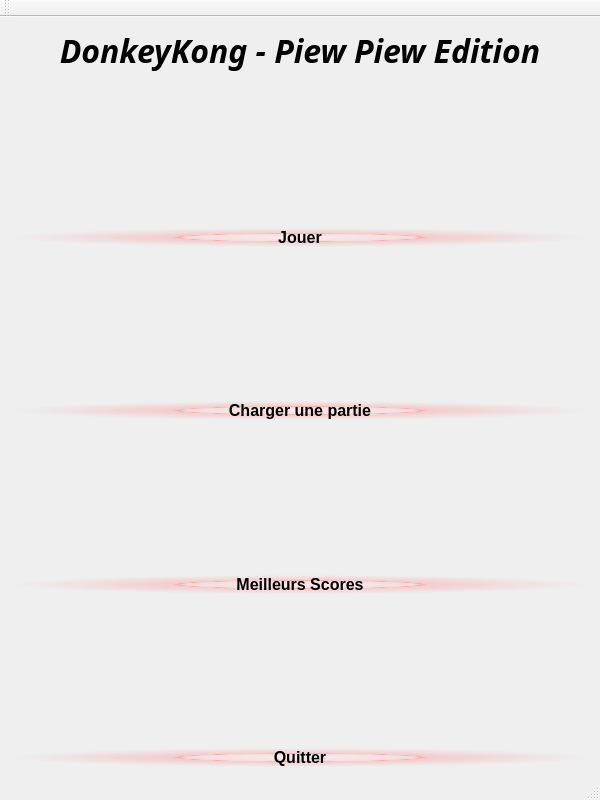
First picture: the form in view.ui, repository tuxnut/donkeykong_v2, before the edit.
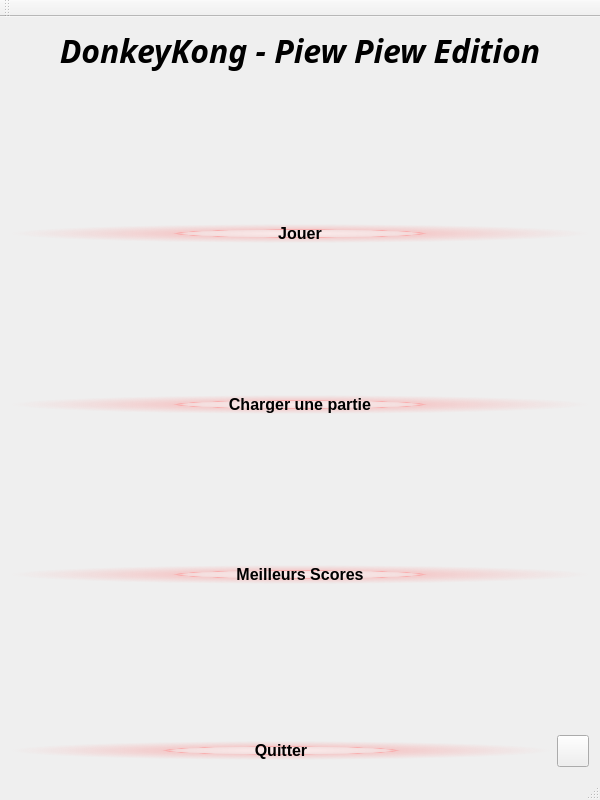
Second picture: the form after the edit. Icons and pictures are not drawn.

What changed in the file:
```diff
--- a/view.ui
+++ b/view.ui
@@ -18,64 +18,81 @@
     <string notr="true">background-image: url(:/img/res/imgDKmenu.png); background-repeat: no-repeat; background-position: center;</string>
    </property>
    <layout class="QGridLayout" name="gridLayout">
-    <item row="2" column="0">
-     <widget class="QPushButton" name="pushButton">
-      <property name="font">
-       <font>
-        <pointsize>12</pointsize>
-        <weight>75</weight>
-        <bold>true</bold>
-       </font>
-      </property>
-      <property name="styleSheet">
-       <string notr="true">background-image: url(:/img/res/img_banana_quad.png);
-background-color: qradialgradient(spread:pad, cx:0.5, cy:0.5, radius:0.5, fx:0.5, fy:0.5, stop:0 rgba(255, 235, 235, 206), stop:0.35 rgba(255, 188, 188, 80), stop:0.4 rgba(255, 162, 162, 80), stop:0.425 rgba(255, 132, 132, 156), stop:0.44 rgba(252, 128, 128, 80), stop:1 rgba(255, 255, 255, 0));
-border-radius: 8px;</string>
-      </property>
-      <property name="text">
-       <string>Jouer</string>
-      </property>
-     </widget>
-    </item>
-    <item row="4" column="0">
-     <widget class="QPushButton" name="pushButton_2">
-      <property name="font">
-       <font>
-        <pointsize>12</pointsize>
-        <weight>75</weight>
-        <bold>true</bold>
-       </font>
-      </property>
-      <property name="styleSheet">
-       <string notr="true">background-image: url(:/img/res/img_banana_quad.png);
-background-color: qradialgradient(spread:pad, cx:0.5, cy:0.5, radius:0.5, fx:0.5, fy:0.5, stop:0 rgba(255, 235, 235, 206), stop:0.35 rgba(255, 188, 188, 80), stop:0.4 rgba(255, 162, 162, 80), stop:0.425 rgba(255, 132, 132, 156), stop:0.44 rgba(252, 128, 128, 80), stop:1 rgba(255, 255, 255, 0));
-border-radius: 8px;</string>
-      </property>
-      <property name="text">
-       <string>Charger une partie</string>
-      </property>
-     </widget>
-    </item>
     <item row="6" column="0">
-     <widget class="QPushButton" name="pushButton_3">
-      <property name="font">
-       <font>
-        <pointsize>12</pointsize>
-        <weight>75</weight>
-        <bold>true</bold>
-       </font>
+     <spacer name="verticalSpacer_3">
+      <property name="orientation">
+       <enum>Qt::Vertical</enum>
       </property>
-      <property name="styleSheet">
-       <string notr="true">background-image: url(:/img/res/img_banana_quad.png);
-background-color: qradialgradient(spread:pad, cx:0.5, cy:0.5, radius:0.5, fx:0.5, fy:0.5, stop:0 rgba(255, 235, 235, 206), stop:0.35 rgba(255, 188, 188, 80), stop:0.4 rgba(255, 162, 162, 80), stop:0.425 rgba(255, 132, 132, 156), stop:0.44 rgba(252, 128, 128, 80), stop:1 rgba(255, 255, 255, 0));
-border-radius: 8px;</string>
+      <property name="sizeHint" stdset="0">
+       <size>
+        <width>20</width>
+        <height>40</height>
+       </size>
       </property>
-      <property name="text">
-       <string>Meilleurs Scores</string>
+     </spacer>
+    </item>
+    <item row="2" column="0">
+     <spacer name="verticalSpacer">
+      <property name="orientation">
+       <enum>Qt::Vertical</enum>
       </property>
-     </widget>
+      <property name="sizeHint" stdset="0">
+       <size>
+        <width>20</width>
+        <height>30</height>
+       </size>
+      </property>
+     </spacer>
     </item>
     <item row="8" column="0">
+     <spacer name="verticalSpacer_4">
+      <property name="orientation">
+       <enum>Qt::Vertical</enum>
+      </property>
+      <property name="sizeHint" stdset="0">
+       <size>
+        <width>20</width>
+        <height>40</height>
+       </size>
+      </property>
+     </spacer>
+    </item>
+    <item row="9" column="1">
+     <widget class="QPushButton" name="pushButton_5">
+      <property name="minimumSize">
+       <size>
+        <width>32</width>
+        <height>32</height>
+       </size>
+      </property>
+      <property name="maximumSize">
+       <size>
+        <width>32</width>
+        <height>32</height>
+       </size>
+      </property>
+      <property name="styleSheet">
+       <string notr="true">background-image: url(:/img/res/soundon.png);</string>
+      </property>
+      <property name="text">
+       <string/>
+      </property>
+     </widget>
+    </item>
+    <item row="4" column="0">
+     <spacer name="verticalSpacer_2">
+      <property name="orientation">
+       <enum>Qt::Vertical</enum>
+      </property>
+      <property name="sizeHint" stdset="0">
+       <size>
+        <width>20</width>
+        <height>40</height>
+       </size>
+      </property>
+     </spacer>
+    </item>
+    <item row="9" column="0">
      <widget class="QPushButton" name="pushButton_4">
       <property name="font">
        <font>
@@ -94,33 +111,7 @@
       </property>
      </widget>
     </item>
-    <item row="3" column="0">
-     <spacer name="verticalSpacer_2">
-      <property name="orientation">
-       <enum>Qt::Vertical</enum>
-      </property>
-      <property name="sizeHint" stdset="0">
-       <size>
-        <width>20</width>
-        <height>40</height>
-       </size>
-      </property>
-     </spacer>
-    </item>
-    <item row="5" column="0">
-     <spacer name="verticalSpacer_3">
-      <property name="orientation">
-       <enum>Qt::Vertical</enum>
-      </property>
-      <property name="sizeHint" stdset="0">
-       <size>
-        <width>20</width>
-        <height>40</height>
-       </size>
-      </property>
-     </spacer>
-    </item>
-    <item row="0" column="0">
+    <item row="1" column="0" colspan="2">
      <widget class="QLabel" name="label">
       <property name="font">
        <font>
@@ -142,31 +133,62 @@
       </property>
      </widget>
     </item>
-    <item row="1" column="0">
-     <spacer name="verticalSpacer">
-      <property name="orientation">
-       <enum>Qt::Vertical</enum>
+    <item row="3" column="0" colspan="2">
+     <widget class="QPushButton" name="pushButton">
+      <property name="font">
+       <font>
+        <pointsize>12</pointsize>
+        <weight>75</weight>
+        <bold>true</bold>
+       </font>
       </property>
-      <property name="sizeHint" stdset="0">
-       <size>
-        <width>20</width>
-        <height>30</height>
-       </size>
+      <property name="styleSheet">
+       <string notr="true">background-image: url(:/img/res/img_banana_quad.png);
+background-color: qradialgradient(spread:pad, cx:0.5, cy:0.5, radius:0.5, fx:0.5, fy:0.5, stop:0 rgba(255, 235, 235, 206), stop:0.35 rgba(255, 188, 188, 80), stop:0.4 rgba(255, 162, 162, 80), stop:0.425 rgba(255, 132, 132, 156), stop:0.44 rgba(252, 128, 128, 80), stop:1 rgba(255, 255, 255, 0));
+border-radius: 8px;</string>
       </property>
-     </spacer>
+      <property name="text">
+       <string>Jouer</string>
+      </property>
+     </widget>
     </item>
-    <item row="7" column="0">
-     <spacer name="verticalSpacer_4">
-      <property name="orientation">
-       <enum>Qt::Vertical</enum>
+    <item row="5" column="0" colspan="2">
+     <widget class="QPushButton" name="pushButton_2">
+      <property name="font">
+       <font>
+        <pointsize>12</pointsize>
+        <weight>75</weight>
+        <bold>true</bold>
+       </font>
       </property>
-      <property name="sizeHint" stdset="0">
-       <size>
-        <width>20</width>
-        <height>40</height>
-       </size>
+      <property name="styleSheet">
+       <string notr="true">background-image: url(:/img/res/img_banana_quad.png);
+background-color: qradialgradient(spread:pad, cx:0.5, cy:0.5, radius:0.5, fx:0.5, fy:0.5, stop:0 rgba(255, 235, 235, 206), stop:0.35 rgba(255, 188, 188, 80), stop:0.4 rgba(255, 162, 162, 80), stop:0.425 rgba(255, 132, 132, 156), stop:0.44 rgba(252, 128, 128, 80), stop:1 rgba(255, 255, 255, 0));
+border-radius: 8px;</string>
       </property>
-     </spacer>
+      <property name="text">
+       <string>Charger une partie</string>
+      </property>
+     </widget>
+    </item>
+    <item row="7" column="0" colspan="2">
+     <widget class="QPushButton" name="pushButton_3">
+      <property name="font">
+       <font>
+        <pointsize>12</pointsize>
+        <weight>75</weight>
+        <bold>true</bold>
+       </font>
+      </property>
+      <property name="styleSheet">
+       <string notr="true">background-image: url(:/img/res/img_banana_quad.png);
+background-color: qradialgradient(spread:pad, cx:0.5, cy:0.5, radius:0.5, fx:0.5, fy:0.5, stop:0 rgba(255, 235, 235, 206), stop:0.35 rgba(255, 188, 188, 80), stop:0.4 rgba(255, 162, 162, 80), stop:0.425 rgba(255, 132, 132, 156), stop:0.44 rgba(252, 128, 128, 80), stop:1 rgba(255, 255, 255, 0));
+border-radius: 8px;</string>
+      </property>
+      <property name="text">
+       <string>Meilleurs Scores</string>
+      </property>
+     </widget>
     </item>
    </layout>
   </widget>
```
